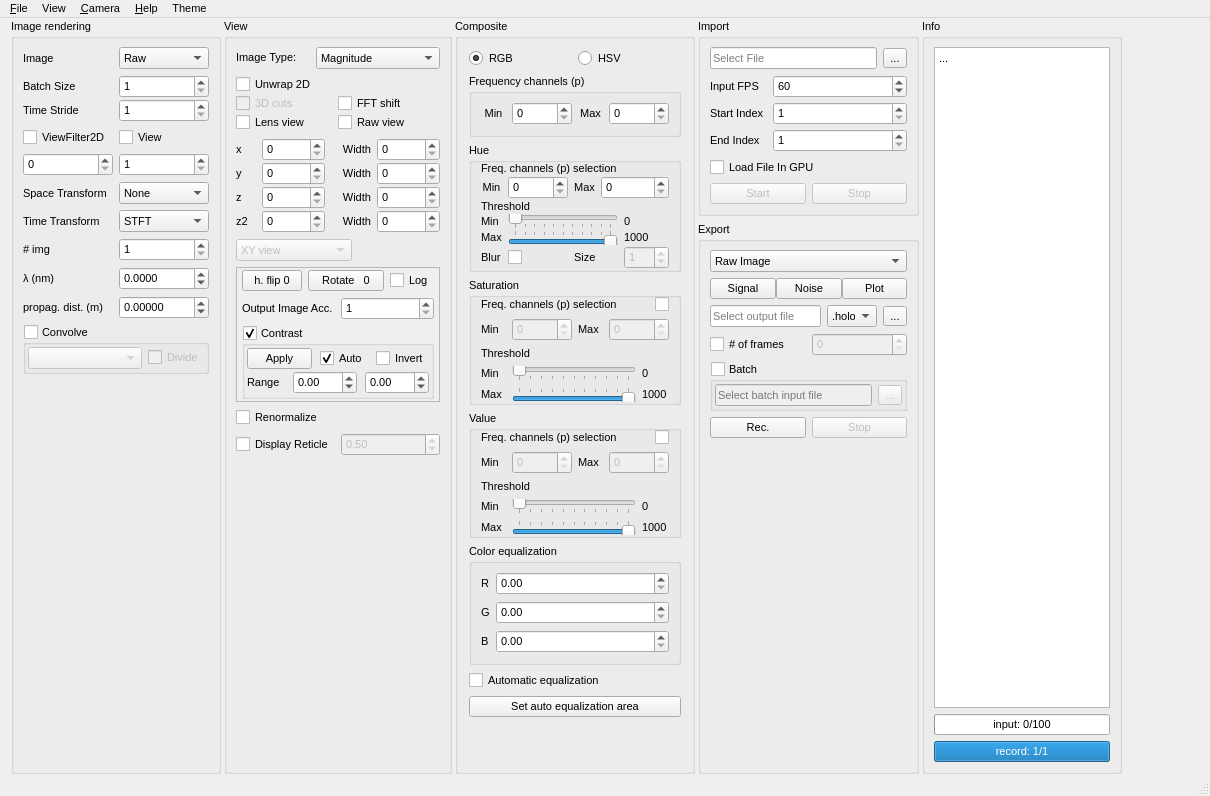
Old version of the form Holovibes/mainwindow.ui in the repository DigitalHolography/Holovibes.
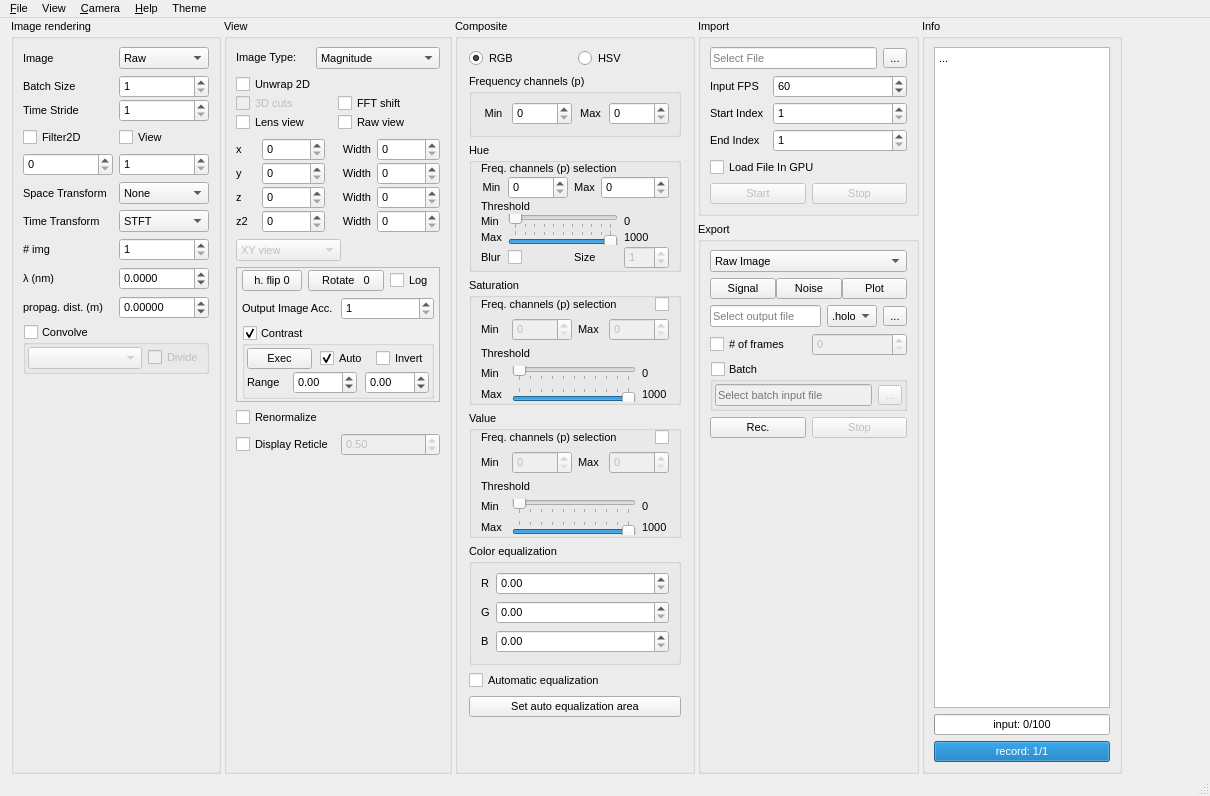
New version of the form. Custom widgets are drawn as their Qt base class.

Diff of the .ui file:
```diff
--- a/Holovibes/mainwindow.ui
+++ b/Holovibes/mainwindow.ui
@@ -285,9 +285,9 @@
             </widget>
            </item>
            <item row="1" column="0">
-            <widget class="QCheckBox" name="ViewFilter2D">
+            <widget class="QCheckBox" name="Filter2D">
              <property name="text">
-              <string>ViewFilter2D</string>
+              <string>Filter2D</string>
              </property>
             </widget>
            </item>
@@ -898,7 +898,7 @@
                     </sizepolicy>
                    </property>
                    <property name="text">
-                    <string>Apply</string>
+                    <string>Exec</string>
                    </property>
                    <property name="flat">
                     <bool>false</bool>
@@ -1259,7 +1259,7 @@
            </item>
            <item>
             <property name="text">
-             <string>ViewFilter2D view</string>
+             <string>Filter2D view</string>
             </property>
            </item>
           </widget>
```
Left out of the diff: 10 changed lines with no effect on the pictures.
